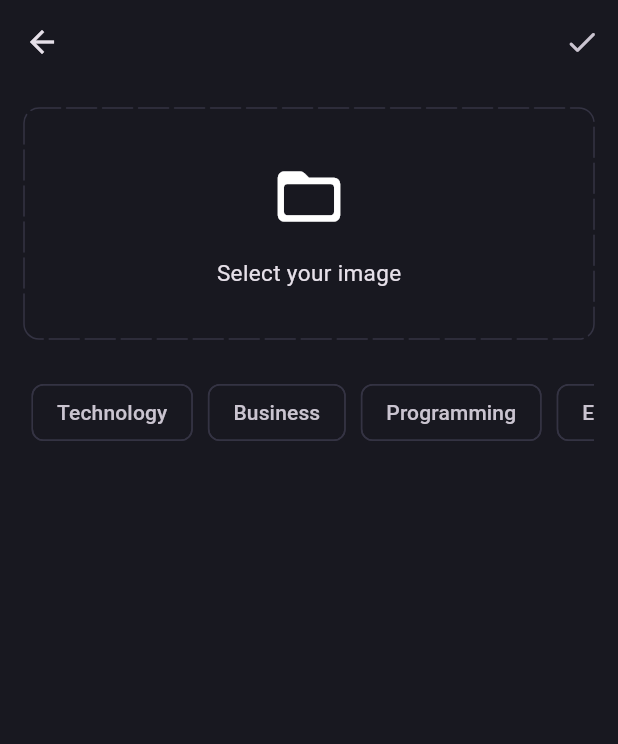
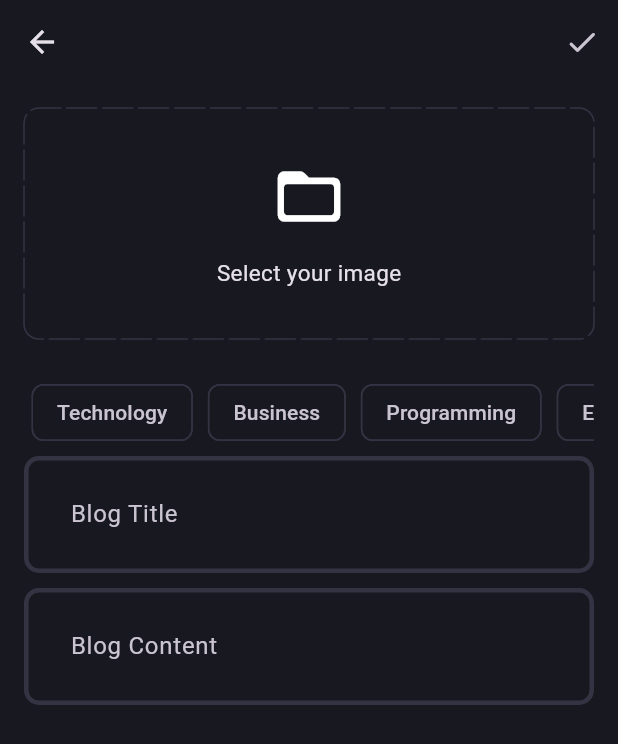
Before and after one commit to NiazSagor/blog_app, a Flutter app: the AddNewBlog screen opened directly, on a phone screen of 412 x 824 dp. Shown: the top 744 px of the screen. Run offline on Flutter 3.47's test engine with Material 3 defaults, Android fonts, the phone set to English and light mode, and no system bars; drawn by our look-alikes of dotted_border; our stand-ins replace flutter_bloc, fpdart, get_it, supabase_flutter; accounts and stored records are empty.

Commit message:
:rewind: feat: Create 'Add New Blog' screen UI
This commit introduces the user interface for the "Add New Blog" feature.

- Creates the `AddNewBlogPage`, which includes an image selector, topic selection chips, and input fields for the blog title and content.
- Implements state management for topic selection, allowing users to toggle topics on and off, with visual feedback for selected chips.
- Adds a new reusable `BlogEditor` widget, a styled `TextFormField` for blog title and content input.
- Wraps the page content in a `SingleChildScrollView` to prevent overflow on smaller screens.
- Adds `TextEditingController` for the title and content fields and ensures they are properly disposed of to prevent memory leaks.

Took 20 minutes

```diff
--- a/lib/features/blog/presentation/pages/add_new_blog.dart
+++ b/lib/features/blog/presentation/pages/add_new_blog.dart
@@ -1,4 +1,5 @@
 import 'package:blog_app/core/theme/app_pallete.dart';
+import 'package:blog_app/features/blog/presentation/widgets/blog_editor.dart';
 import 'package:dotted_border/dotted_border.dart';
 import 'package:flutter/material.dart';
 
@@ -12,13 +13,25 @@ class AddNewBlog extends StatefulWidget {
 }
 
 class _AddNewBlogState extends State<AddNewBlog> {
+  final TextEditingController textEditingController = TextEditingController();
+  final TextEditingController contentController = TextEditingController();
+  List<String> selectedTopics = [];
+
+  @override
+  void dispose() {
+    textEditingController.dispose();
+    contentController.dispose();
+    super.dispose();
+  }
+
   @override
   Widget build(BuildContext context) {
     return Scaffold(
       appBar: AppBar(
         actions: [IconButton(onPressed: () {}, icon: Icon(Icons.done_rounded))],
       ),
-      body: Padding(
+      body: SingleChildScrollView(
+        child: Padding(
           padding: const EdgeInsets.all(16.0),
           child: Column(
             children: [
@@ -51,16 +64,45 @@ class _AddNewBlogState extends State<AddNewBlog> {
                           .map(
                             (e) => Padding(
                               padding: const EdgeInsets.all(5.0),
+                              child: GestureDetector(
+                                onTap: () {
+                                  if (selectedTopics.contains(e)) {
+                                    selectedTopics.remove(e);
+                                  } else {
+                                    selectedTopics.add(e);
+                                  }
+                                  setState(() {});
+                                },
                                 child: Chip(
                                   label: Text(e),
-                              side: BorderSide(color: AppPallete.borderColor),
+                                  color: selectedTopics.contains(e)
+                                      ? const WidgetStatePropertyAll(
+                                          AppPallete.gradient1,
+                                        )
+                                      : null,
+                                  side: selectedTopics.contains(e)
+                                      ? null
+                                      : BorderSide(
+                                          color: AppPallete.borderColor,
+                                        ),
+                                ),
                               ),
                             ),
                           )
                           .toList(),
                 ),
               ),
+              BlogEditor(
+                textEditingController: textEditingController,
+                hintText: "Blog Title",
+              ),
+              SizedBox(height: 10),
+              BlogEditor(
+                textEditingController: contentController,
+                hintText: "Blog Content",
+              ),
             ],
+          ),
         ),
       ),
     );
--- /dev/null
+++ b/lib/features/blog/presentation/widgets/blog_editor.dart
@@ -0,0 +1,21 @@
+import 'package:flutter/material.dart';
+
+class BlogEditor extends StatelessWidget {
+  final TextEditingController textEditingController;
+  final String hintText;
+
+  const BlogEditor({
+    super.key,
+    required this.textEditingController,
+    required this.hintText,
+  });
+
+  @override
+  Widget build(BuildContext context) {
+    return TextFormField(
+      controller: textEditingController,
+      decoration: InputDecoration(hintText: hintText),
+      maxLines: null,
+    );
+  }
+}
```
Lines whose indentation alone changed are shown as unchanged.
